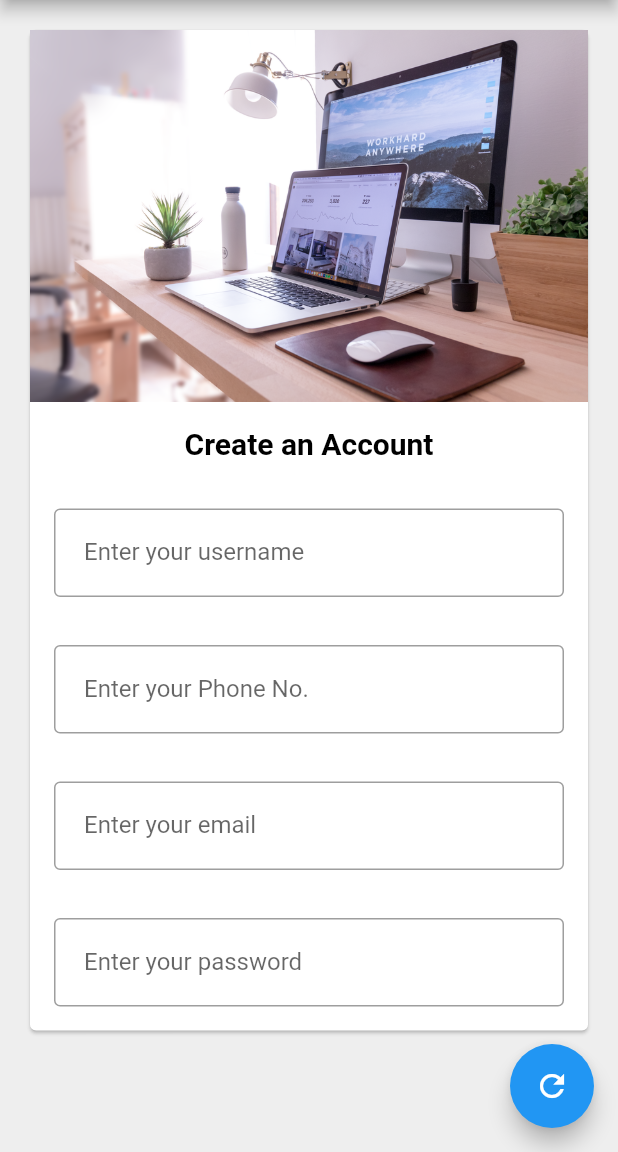
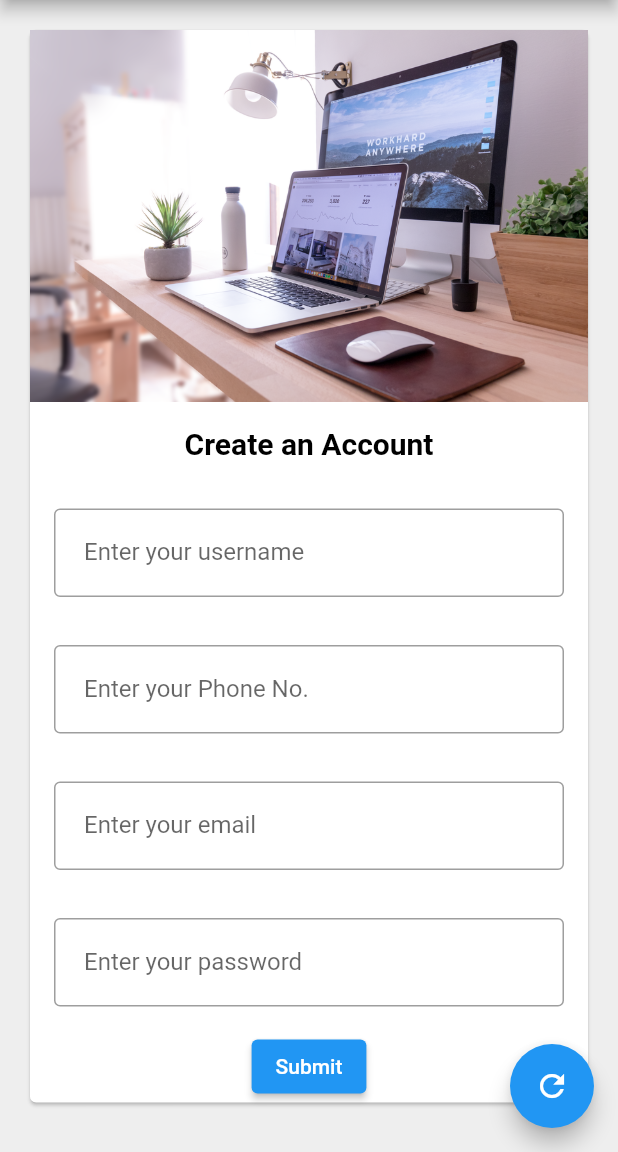
Before and after one commit to FareenaEhtesham/Flutter-Basics, a Flutter app: the screen it shows after launch, after a tap on the "refresh" icon, on a phone screen of 412 x 824 dp, the part 84-1236 px from its top. Run offline on Flutter 3.47's test engine with Material 2 defaults, Android fonts, the phone set to English and light mode, and no system bars; network calls fail.

Commit message:
organize code

```diff
--- /dev/null
+++ b/demo_app/lib/Drawer.dart
@@ -0,0 +1,41 @@
+import 'package:flutter/material.dart';
+
+class myDrawer extends StatelessWidget {
+  const myDrawer({Key? key}) : super(key: key);
+
+  @override
+  Widget build(BuildContext context) {
+    return Drawer(
+      child: ListView(
+        children: [
+          // DrawerHeader(
+          //     child: Text("Hi, I am Drawer",
+          //         style: TextStyle(color: Colors.white)),
+          //     decoration: BoxDecoration(color: Colors.indigo)
+          //     ),
+
+          UserAccountsDrawerHeader(
+              accountName: Text("Demo Account"),
+              accountEmail: Text("accountEmail"),
+              currentAccountPicture: CircleAvatar(
+                backgroundImage: NetworkImage(
+                    "https://images.unsplash.com/photo-1487412720507-e7ab37603c6f?ixlib=rb-1.2.1&ixid=MnwxMjA3fDB8MHxwaG90by1wYWdlfHx8fGVufDB8fHx8&auto=format&fit=crop&w=871&q=80"),
+              )),
+
+          ListTile(
+            leading: Icon(Icons.person),
+            title: Text("My Account"),
+            subtitle: Text("Personal"),
+            trailing: Icon(Icons.edit),
+          ),
+          ListTile(
+            leading: Icon(Icons.email),
+            title: Text("My Email"),
+            subtitle: Text("demo@yahoo.com"),
+            trailing: Icon(Icons.send),
+          ),
+        ],
+      ),
+    );
+  }
+}
--- a/demo_app/lib/main.dart
+++ b/demo_app/lib/main.dart
@@ -1,150 +1,11 @@
 import 'package:flutter/material.dart';
-import 'package:flutter/cupertino.dart';
+import 'package:demo_app/pages/register.dart';
 
 void main() {
   runApp(MaterialApp(
     title: "Demo App", //shows when your app is minimize
-    home: HomePage(),
+    home: Register(),
     theme: ThemeData(primarySwatch: Colors.blue),
     debugShowCheckedModeBanner: false, //for remove debug of flutter
   ));
 }
-
-class HomePage extends StatelessWidget {
-  const HomePage({Key? key}) : super(key: key);
-
-  @override
-  Widget build(BuildContext context) {
-    return Scaffold(
-      backgroundColor: Colors.grey[200],
-      appBar: AppBar(
-        title: const Text("Demo App"),
-      ),
-      body: SingleChildScrollView(
-        child: Padding(
-          padding: const EdgeInsets.all(16),
-          child: Card(
-              child: Column(
-            children: [
-              Image.asset("assets/login-bg.png"),
-              Container(
-                child: Padding(
-                  padding: EdgeInsets.all(16.0),
-                  child: Text(
-                    'Create an Account',
-                    style: TextStyle(
-                        color: Colors.black,
-                        fontWeight: FontWeight.bold,
-                        fontSize: 20),
-                  ),
-                ),
-              ),
-              SizedBox(
-                width: 20.0,
-              ),
-              new Container(
-                child: Padding(
-                  padding: EdgeInsets.all(16.0),
-                  child: new TextField(
-                    keyboardType: TextInputType.name,
-                    decoration: const InputDecoration(
-                      contentPadding: EdgeInsets.all(20),
-                      border: OutlineInputBorder(),
-                      labelText: 'Enter your username',
-                      hintText: "Fareena",
-                    ),
-                  ),
-                ),
-              ),
-              SizedBox(
-                width: 20.0,
-              ),
-              new Container(
-                child: Padding(
-                  padding: EdgeInsets.all(16.0),
-                  child: new TextField(
-                    keyboardType: TextInputType.phone,
-                    decoration: const InputDecoration(
-                      contentPadding: EdgeInsets.all(20),
-                      border: OutlineInputBorder(),
-                      labelText: 'Enter your Phone No.',
-                      hintText: "XXXX-XXXXXXX",
-                    ),
-                  ),
-                ),
-              ),
-              SizedBox(
-                width: 20.0,
-              ),
-              new Container(
-                child: Padding(
-                  padding: EdgeInsets.all(16.0),
-                  child: new TextField(
-                    keyboardType: TextInputType.emailAddress,
-                    decoration: const InputDecoration(
-                      contentPadding: EdgeInsets.all(20),
-                      border: OutlineInputBorder(),
-                      labelText: 'Enter your email',
-                      hintText: "abc@gmail.com",
-                    ),
-                  ),
-                ),
-              ),
-              SizedBox(
-                width: 20.0,
-              ),
-              new Container(
-                child: Padding(
-                  padding: EdgeInsets.all(16.0),
-                  child: new TextField(
-                    obscureText: true, // inorder to not display the actual text
-                    decoration: const InputDecoration(
-                        contentPadding: EdgeInsets.all(20),
-                        border: OutlineInputBorder(),
-                        labelText: 'Enter your password'),
-                  ),
-                ),
-              ),
-            ],
-          )),
-        ),
-      ),
-      drawer: Drawer(
-        child: ListView(
-          children: [
-            // DrawerHeader(
-            //     child: Text("Hi, I am Drawer",
-            //         style: TextStyle(color: Colors.white)),
-            //     decoration: BoxDecoration(color: Colors.indigo)
-            //     ),
-
-            UserAccountsDrawerHeader(
-                accountName: Text("Demo Account"),
-                accountEmail: Text("accountEmail"),
-                currentAccountPicture: CircleAvatar(
-                  backgroundImage: NetworkImage(
-                      "https://images.unsplash.com/photo-1487412720507-e7ab37603c6f?ixlib=rb-1.2.1&ixid=MnwxMjA3fDB8MHxwaG90by1wYWdlfHx8fGVufDB8fHx8&auto=format&fit=crop&w=871&q=80"),
-                )),
-
-            ListTile(
-              leading: Icon(Icons.person),
-              title: Text("My Account"),
-              subtitle: Text("Personal"),
-              trailing: Icon(Icons.edit),
-            ),
-            ListTile(
-              leading: Icon(Icons.email),
-              title: Text("My Email"),
-              subtitle: Text("demo@yahoo.com"),
-              trailing: Icon(Icons.send),
-            ),
-          ],
-        ),
-      ),
-      floatingActionButton: FloatingActionButton(
-        onPressed: () {},
-        child: const Icon(Icons.refresh),
-      ),
-    );
-  }
-}
--- /dev/null
+++ b/demo_app/lib/pages/register.dart
@@ -0,0 +1,120 @@
+import 'package:flutter/material.dart';
+import 'package:demo_app/pages/contact.dart';
+import 'package:demo_app/Drawer.dart';
+
+class Register extends StatelessWidget {
+  const Register({Key? key}) : super(key: key);
+
+  @override
+  Widget build(BuildContext context) {
+    return Scaffold(
+      backgroundColor: Colors.grey[200],
+      appBar: AppBar(
+        title: const Text("Demo App"),
+      ),
+      body: SingleChildScrollView(
+        child: Padding(
+          padding: const EdgeInsets.all(16),
+          child: Card(
+              child: Column(
+            children: [
+              Image.asset("assets/login-bg.png"),
+              Container(
+                child: Padding(
+                  padding: EdgeInsets.all(16.0),
+                  child: Text(
+                    'Create an Account',
+                    style: TextStyle(
+                        color: Colors.black,
+                        fontWeight: FontWeight.bold,
+                        fontSize: 20),
+                  ),
+                ),
+              ),
+              SizedBox(
+                width: 20.0,
+              ),
+              new Container(
+                child: Padding(
+                  padding: EdgeInsets.all(16.0),
+                  child: new TextField(
+                    keyboardType: TextInputType.name,
+                    decoration: const InputDecoration(
+                      contentPadding: EdgeInsets.all(20),
+                      border: OutlineInputBorder(),
+                      labelText: 'Enter your username',
+                      hintText: "Fareena",
+                    ),
+                  ),
+                ),
+              ),
+              SizedBox(
+                width: 20.0,
+              ),
+              new Container(
+                child: Padding(
+                  padding: EdgeInsets.all(16.0),
+                  child: new TextField(
+                    keyboardType: TextInputType.phone,
+                    decoration: const InputDecoration(
+                      contentPadding: EdgeInsets.all(20),
+                      border: OutlineInputBorder(),
+                      labelText: 'Enter your Phone No.',
+                      hintText: "XXXX-XXXXXXX",
+                    ),
+                  ),
+                ),
+              ),
+              SizedBox(
+                width: 20.0,
+              ),
+              new Container(
+                child: Padding(
+                  padding: EdgeInsets.all(16.0),
+                  child: new TextField(
+                    keyboardType: TextInputType.emailAddress,
+                    decoration: const InputDecoration(
+                      contentPadding: EdgeInsets.all(20),
+                      border: OutlineInputBorder(),
+                      labelText: 'Enter your email',
+                      hintText: "abc@gmail.com",
+                    ),
+                  ),
+                ),
+              ),
+              SizedBox(
+                width: 20.0,
+              ),
+              new Container(
+                child: Padding(
+                  padding: EdgeInsets.all(16.0),
+                  child: new TextField(
+                    obscureText: true, // inorder to not display the actual text
+                    decoration: const InputDecoration(
+                        contentPadding: EdgeInsets.all(20),
+                        border: OutlineInputBorder(),
+                        labelText: 'Enter your password'),
+                  ),
+                ),
+              ),
+              ElevatedButton(
+                child: const Text('Submit'),
+                onPressed: () {
+                  Navigator.push(
+                    context,
+                    MaterialPageRoute(builder: (context) => Contact()),
+                  );
+                },
+              ),
+            ],
+          )),
+        ),
+      ),
+      drawer: myDrawer(),
+      floatingActionButton: FloatingActionButton(
+        onPressed: () {},
+        child: const Icon(Icons.refresh),
+      ),
+    );
+  }
+}
```
Also changed, not shown: demo_app/lib/basics.dart (added, +50 -0 lines), demo_app/lib/pages/contact.dart (added, +17 -0 lines).
